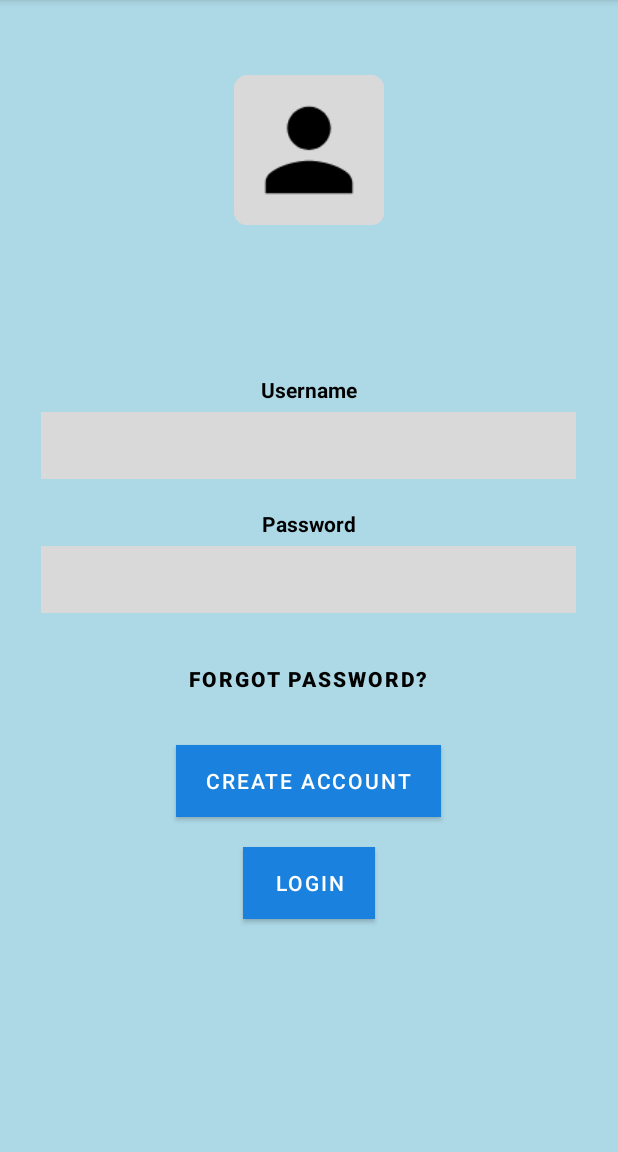
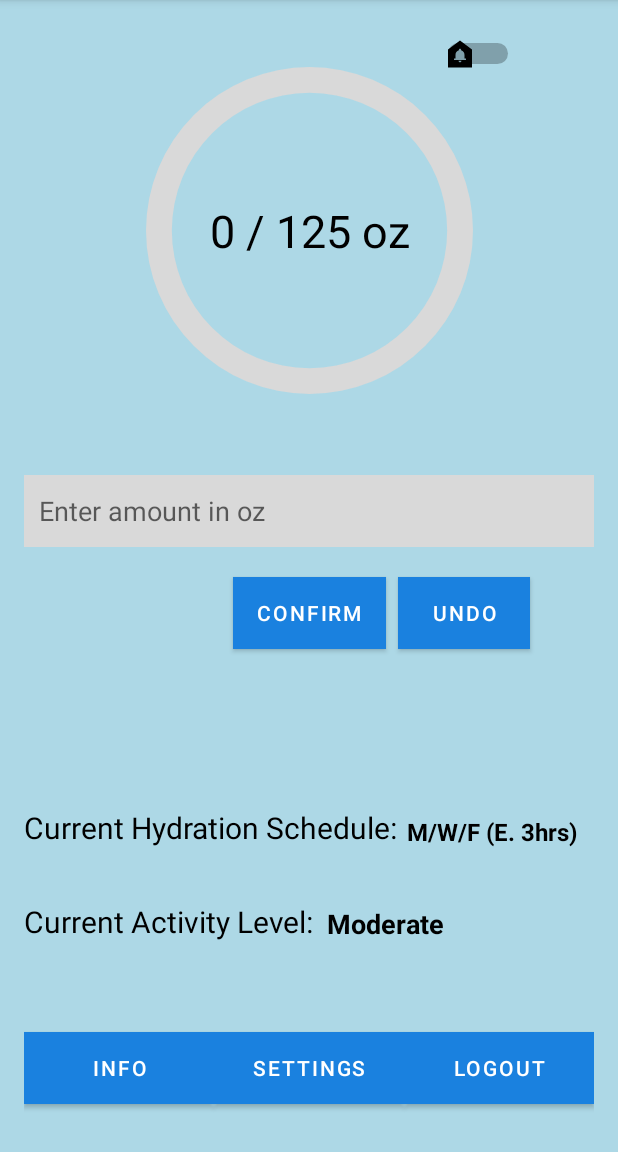
Before and after one commit to jordanuv/HydroProAndroidApp, an Android app: the screen it shows after launch (SplashScreenActivity before the commit, HydrationHome after it), after a tap on "LOGIN", on a phone screen of 412 x 824 dp, the part 84-1236 px from its top. Run offline under Robolectric (Android 15) with nearby library versions, the phone set to English and light mode, and no system bars.

Commit message:
final commit sergio
added home, info, create account

```diff
--- /dev/null
+++ b/app/src/main/java/com/example/hydropro/HydrationHome.java
@@ -0,0 +1,120 @@
+package com.example.hydropro;
+
+//imports
+import android.content.Intent;
+import android.os.Bundle;
+import android.view.View;
+import android.widget.Button;
+import android.widget.EditText;
+import android.widget.ProgressBar;
+import android.widget.TextView;
+import android.widget.Toast;
+import androidx.appcompat.app.AppCompatActivity;
+
+public class HydrationHome extends AppCompatActivity {
+//set declarations for ui elements
+    private ProgressBar hydrationProgress;
+    private EditText editTextOuncesDrank;
+    private TextView textViewProgress;
+    private int totalHydrationGoalInOunces = 125; // total goal in ounces
+    private int currentHydrationInOunces = 0;
+    private int lastInputInOunces = 0; // To keep track of the last input
+//on create when activity is created
+    @Override
+    protected void onCreate(Bundle savedInstanceState) {
+        super.onCreate(savedInstanceState);
+        //set the layout for activity home
+        setContentView(R.layout.activity_home);
+
+        //initialize ui elements
+        hydrationProgress = findViewById(R.id.progressHydration);
+        editTextOuncesDrank = findViewById(R.id.editTextOuncesDrank);
+        textViewProgress = findViewById(R.id.textViewProgress);
+
+        //set up info button
+        Button buttonInfo = findViewById(R.id.buttonInfo);
+        buttonInfo.setOnClickListener(new View.OnClickListener() {
+            @Override
+            public void onClick(View v) {
+                //navifate to infoactivity intent when selected
+                Intent intent = new Intent(HydrationHome.this, InfoActivity.class);
+                startActivity(intent);
+            }
+        });
+
+        //declaration button steps (confirm, undo, logout)
+        Button buttonConfirmDrink = findViewById(R.id.buttonConfirmDrink);
+        Button buttonUndo = findViewById(R.id.buttonUndo); // Make sure you have this button in your XML
+        Button buttonLogout = findViewById(R.id.buttonLogout); // Logout button
+
+        //confirm button listenrer
+        buttonConfirmDrink.setOnClickListener(new View.OnClickListener() {
+            @Override
+            public void onClick(View v) {
+                //handle drink confirmation actions
+                String ouncesStr = editTextOuncesDrank.getText().toString();
+                if (!ouncesStr.isEmpty()) {
+                    int ouncesDrank = Integer.parseInt(ouncesStr);
+                    lastInputInOunces = ouncesDrank;
+                    updateHydration(lastInputInOunces);
+                } else {
+                    //use toast to prompt user if input is empty
+                    Toast.makeText(HydrationHome.this, "Please enter the amount you drank", Toast.LENGTH_SHORT).show();
+                }
+            }
+        });
+//undo button click listener
+        buttonUndo.setOnClickListener(new View.OnClickListener() {
+            @Override
+            public void onClick(View v) {
+                undoLastInput();
+            } //simple undo last input
+        });
+//logout button click listener to navigate back to splash screen
+        buttonLogout.setOnClickListener(new View.OnClickListener() {
+            @Override
+            public void onClick(View v) {
+                navigateToSplashScreen();
+            }
+        });
+
+        // Initial ui updated
+        updateHydrationDisplay();
+    }
+
+    //simple undo last input only for positive values by resetting the last input
+    private void undoLastInput() {
+        currentHydrationInOunces -= lastInputInOunces;
+        if (currentHydrationInOunces < 0) {
+            currentHydrationInOunces = 0; //no negative values
+        }
+        updateHydrationDisplay();
+        lastInputInOunces = 0; // Reset the last input
+    }
+
+    //update hydration by calculating progress percentage, and updating textview with current
+    private void updateHydrationDisplay() {
+        int progressPercentage = (currentHydrationInOunces * 100) / totalHydrationGoalInOunces;
+        hydrationProgress.setProgress(progressPercentage);
+        textViewProgress.setText(currentHydrationInOunces + " / " + totalHydrationGoalInOunces + " oz");
+        // Update the ounces left display as needed
+    }
+
+    //update based on oz drank
+    private void updateHydration(int ouncesDrank) {
+        currentHydrationInOunces += ouncesDrank;
+        //keep to meet goal
+        if (currentHydrationInOunces > totalHydrationGoalInOunces) {
+            currentHydrationInOunces = totalHydrationGoalInOunces;
+        }
+        updateHydrationDisplay();
+    }
+
+
+    //back to splashscreen when logout intent
+    private void navigateToSplashScreen() {
+        Intent intent = new Intent(HydrationHome.this, SplashScreenActivity.class);
+        startActivity(intent);
+        finish(); // Close this activity
+    }
+}
--- a/app/src/main/java/com/example/hydropro/SplashScreenActivity.java
+++ b/app/src/main/java/com/example/hydropro/SplashScreenActivity.java
@@ -62,14 +62,17 @@ public class SplashScreenActivity extends AppCompatActivity implements Navigatio
     }
 
     private void navigateToCreateAccountScreen() {
-        // Implement navigation to the "Create Account" screen (to be implemented later)
-        //startNewActivity(CreateAccountActivity.class);
+
+        Intent intent = new Intent(this, CreateAccount.class);
+        startActivity(intent);
     }
 
+
     private void navigateToHomeScreen() {
-        // Implement navigation to the "Home" screen (to be implemented later)
-        //startNewActivity(HomeActivity.class);
+        Intent intent = new Intent(SplashScreenActivity.this, HydrationHome.class);
+        startActivity(intent);
     }
+
 
     @Override
     // Method for starting any new activity
--- /dev/null
+++ b/app/src/main/res/drawable/baseline_doorbell_24.xml
@@ -0,0 +1,5 @@
+<vector android:height="24dp" android:tint="#000000"
+    android:viewportHeight="24" android:viewportWidth="24"
+    android:width="24dp" xmlns:android="http://schemas.android.com/apk/res/android">
+    <path android:fillColor="@android:color/white" android:pathData="M12,3L4,9v12h16V9L12,3zM12,17.5c-0.55,0 -1,-0.45 -1,-1h2C13,17.05 12.55,17.5 12,17.5zM16,16H8v-1h1v-2.34c0,-1.54 0.82,-2.82 2.25,-3.16V9.25c0,-0.41 0.34,-0.75 0.75,-0.75s0.75,0.34 0.75,0.75V9.5C14.19,9.84 15,11.12 15,12.66V15h1V16z"/>
+</vector>
--- /dev/null
+++ b/app/src/main/res/drawable/circular_progress_bar.xml
@@ -0,0 +1,21 @@
+<?xml version="1.0" encoding="utf-8"?>
+<layer-list xmlns:android="http://schemas.android.com/apk/res/android">
+    <item android:id="@android:id/background">
+        <shape android:shape="ring"
+            android:thicknessRatio="16"
+            android:useLevel="false">
+            <solid android:color="#D9D9D9" />
+        </shape>
+    </item>
+    <item android:id="@android:id/progress">
+        <rotate
+            android:fromDegrees="270"
+            android:toDegrees="270">
+            <shape android:shape="ring"
+                android:thicknessRatio="16"
+                android:useLevel="true">
+                <solid android:color="#7879F0" />
+            </shape>
+        </rotate>
+    </item>
+</layer-list>
--- /dev/null
+++ b/app/src/main/res/layout/activity_home.xml
@@ -0,0 +1,179 @@
+<?xml version="1.0" encoding="utf-8"?>
+<androidx.constraintlayout.widget.ConstraintLayout xmlns:android="http://schemas.android.com/apk/res/android"
+    xmlns:app="http://schemas.android.com/apk/res-auto"
+    android:layout_width="match_parent"
+    android:layout_height="match_parent"
+    android:padding="16dp">
+
+    <!-- creating circular progress bar - style, dimensions, progress and constaints for position-->
+    <ProgressBar
+        android:id="@+id/progressHydration"
+        style="@style/Widget.AppCompat.ProgressBar.Horizontal"
+        android:layout_width="275dp"
+        android:layout_height="275dp"
+        android:indeterminate="false"
+        android:max="100"
+        android:progress="0"
+        android:progressDrawable="@drawable/circular_progress_bar"
+        android:background="@android:color/transparent"
+        app:layout_constraintDimensionRatio="1:1"
+        app:layout_constraintTop_toTopOf="parent"
+        app:layout_constraintStart_toStartOf="parent"
+        app:layout_constraintEnd_toEndOf="parent"
+        app:layout_constraintVertical_bias="0.4"/>
+
+    <!-- Text to show current progress out of 125 oz by wrapping content and setting text and contraints of progress layout -->
+    <TextView
+        android:id="@+id/textViewProgress"
+        android:layout_width="wrap_content"
+        android:layout_height="wrap_content"
+        android:text="0 / 125 oz"
+        android:textColor="#000000"
+        android:textSize="30sp"
+        android:textAppearance="?android:attr/textAppearanceLarge"
+        app:layout_constraintBottom_toBottomOf="@id/progressHydration"
+        app:layout_constraintEnd_toEndOf="@id/progressHydration"
+        app:layout_constraintStart_toStartOf="@id/progressHydration"
+        app:layout_constraintTop_toTopOf="@id/progressHydration" />
+
+    <!-- simple undo button layout, this sets color, text, size and constraints  -->
+    <Button
+        android:id="@+id/buttonUndo"
+        android:layout_width="wrap_content"
+        android:layout_height="wrap_content"
+        android:text="UNDO"
+        android:background="@color/design_default_color_error"
+    android:textColor="#FFFFFF"
+    app:layout_constraintStart_toEndOf="@id/buttonConfirmDrink"
+    app:layout_constraintTop_toTopOf="@id/buttonConfirmDrink"
+    android:layout_marginStart="8dp"/>
+
+
+    <!-- enter user input field for the amount of water drank, constarints, dimesions and margin -->
+    <EditText
+        android:id="@+id/editTextOuncesDrank"
+        android:layout_width="0dp"
+        android:layout_height="48dp"
+        android:background="#D9D9D9"
+        android:hint="Enter amount in oz"
+        android:inputType="numberDecimal"
+        android:padding="10dp"
+        app:layout_constraintTop_toBottomOf="@id/progressHydration"
+        app:layout_constraintStart_toStartOf="parent"
+        app:layout_constraintEnd_toEndOf="parent"
+        android:layout_marginTop="25dp"/>
+
+    <!-- Button to confirm the drink amount basically set up for submission to add to ounce total -->
+    <Button
+        android:id="@+id/buttonConfirmDrink"
+        android:layout_width="wrap_content"
+        android:layout_height="wrap_content"
+        android:text="Confirm"
+        android:background="#7879F0"
+        android:textColor="#FFFFFF"
+        app:layout_constraintTop_toBottomOf="@id/editTextOuncesDrank"
+        app:layout_constraintStart_toStartOf="parent"
+        app:layout_constraintEnd_toEndOf="parent"
+        android:layout_marginTop="20dp"/>
+
+    <!-- simple textview in black to describe the "current hydration schedule" selected.  -->
+    <TextView
+        android:id="@+id/textViewHydrationSchedule"
+        android:layout_width="wrap_content"
+        android:layout_height="wrap_content"
+        android:text="Current Hydration Schedule: "
+        android:textColor="#000000"
+        android:textSize="20sp"
+        app:layout_constraintBottom_toTopOf="@id/textViewActivityLevel"
+        app:layout_constraintStart_toStartOf="parent"
+        android:layout_marginBottom="35dp"/>
+
+    <!-- switch set as frontend design for reminders turned on or off using bell icon and color  -->
+    <Switch
+        android:id="@+id/switchReminder"
+        android:layout_width="wrap_content"
+        android:layout_height="wrap_content"
+        android:thumb="@drawable/baseline_doorbell_24"
+    app:layout_constraintEnd_toEndOf="@id/progressHydration"
+    app:layout_constraintTop_toTopOf="@id/progressHydration"
+    android:layout_marginTop="8dp"
+    android:layout_marginEnd="1dp"/>
+
+    <!-- another schedule display textview  -->
+    <TextView
+        android:id="@+id/textHydrationScheduleDetail"
+        android:layout_width="wrap_content"
+        android:layout_height="wrap_content"
+        android:text="M/W/F (E. 3hrs)"
+        android:textColor="#000000"
+        android:textStyle="bold"
+        android:textSize="16sp"
+        app:layout_constraintBottom_toBottomOf="@id/textViewHydrationSchedule"
+        app:layout_constraintStart_toEndOf="@id/textViewHydrationSchedule"
+        android:layout_marginStart="2dp"/>
+
+    <!-- Updated Activity Level label, just to display selected activity level -->
+    <TextView
+        android:id="@+id/textViewActivityLevel"
+        android:layout_width="wrap_content"
+        android:layout_height="wrap_content"
+        android:text="Current Activity Level: "
+        android:textColor="#000000"
+        android:textSize="20sp"
+        app:layout_constraintBottom_toTopOf="@id/buttonInfo"
+        app:layout_constraintStart_toStartOf="parent"
+        android:layout_marginBottom="60dp"/>
+
+    <!-- display text again in black for activity level  -->
+    <TextView
+        android:id="@+id/textActivityLevelDetail"
+        android:layout_width="wrap_content"
+        android:layout_height="wrap_content"
+        android:text="Moderate"
+        android:textColor="#000000"
+        android:textStyle="bold"
+        android:textSize="18sp"
+        app:layout_constraintBottom_toBottomOf="@id/textViewActivityLevel"
+        app:layout_constraintStart_toEndOf="@id/textViewActivityLevel"
+        android:layout_marginStart="4dp"/>
+
+
+    <!-- Info button, set constaints and color and margin, leads to info page-->
+    <Button
+        android:id="@+id/buttonInfo"
+        android:layout_width="0dp"
+        android:layout_height="wrap_content"
+        android:text="Info"
+        android:background="#A5FAAE"
+        android:textColor="#FFFFFF"
+        app:layout_constraintStart_toStartOf="parent"
+        app:layout_constraintEnd_toStartOf="@+id/buttonSettings"
+        app:layout_constraintBottom_toBottomOf="parent"
+        android:layout_marginBottom="16dp"/>
+
+    <!-- Settings button constraints, color, margin set to settings page -->
+    <Button
+        android:id="@+id/buttonSettings"
+        android:layout_width="0dp"
+        android:layout_height="wrap_content"
+        android:text="Settings"
+        android:background="#A5FAAE"
+        android:textColor="#FFFFFF"
+        app:layout_constraintStart_toEndOf="@+id/buttonInfo"
+        app:layout_constraintEnd_toStartOf="@+id/buttonLogout"
+        app:layout_constraintBottom_toBottomOf="parent"
+        android:layout_marginBottom="16dp"/>
+
+    <!-- Logout button - simple button set constraints and margin takes us back to splash home -->
+    <Button
+        android:id="@+id/buttonLogout"
+        android:layout_width="0dp"
+        android:layout_height="wrap_content"
+        android:text="Logout"
+        android:background="#7879F0"
+        android:textColor="#FFFFFF"
+        app:layout_constraintStart_toEndOf="@+id/buttonSettings"
+        app:layout_constraintEnd_toEndOf="parent"
+        app:layout_constraintBottom_toBottomOf="parent"
+        android:layout_marginBottom="16dp"/>
+</androidx.constraintlayout.widget.ConstraintLayout>
```
Also changed, not shown: app/src/main/AndroidManifest.xml (+13 -1 lines), app/src/main/java/com/example/hydropro/CreateAccount.java (added, +55 -0 lines), app/src/main/java/com/example/hydropro/InfoActivity.java (added, +56 -0 lines), app/src/main/res/layout/activity_create_account.xml (added, +156 -0 lines), app/src/main/res/layout/activity_info.xml (added, +50 -0 lines), app/src/main/res/values/strings.xml (+11 -0 lines), app/src/main/res/drawable/pipi_chart.png (added).
